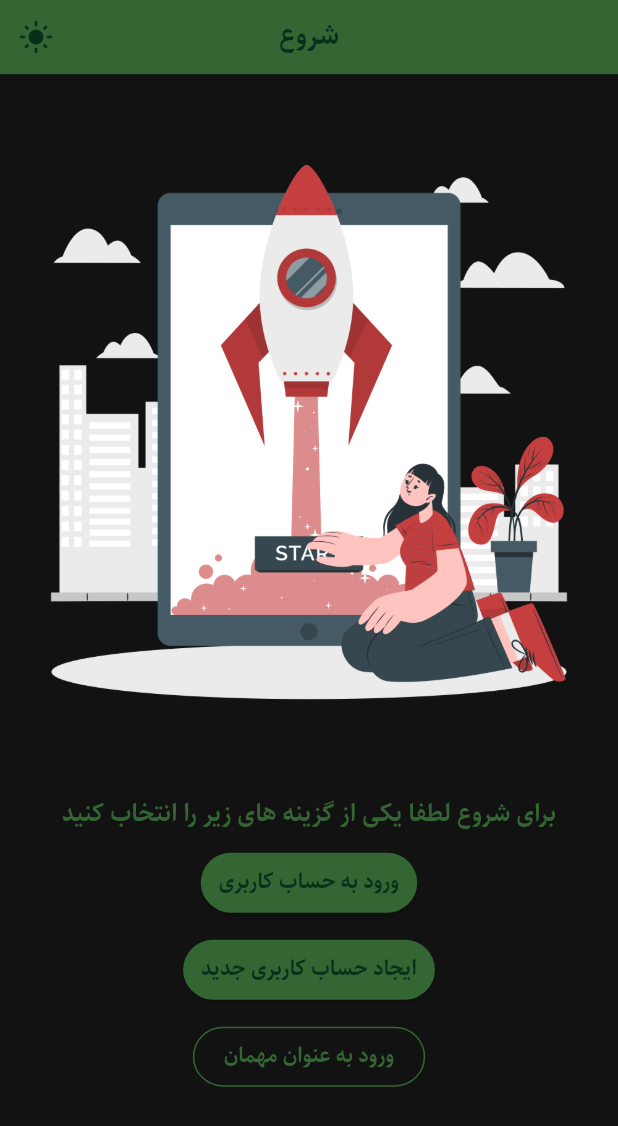
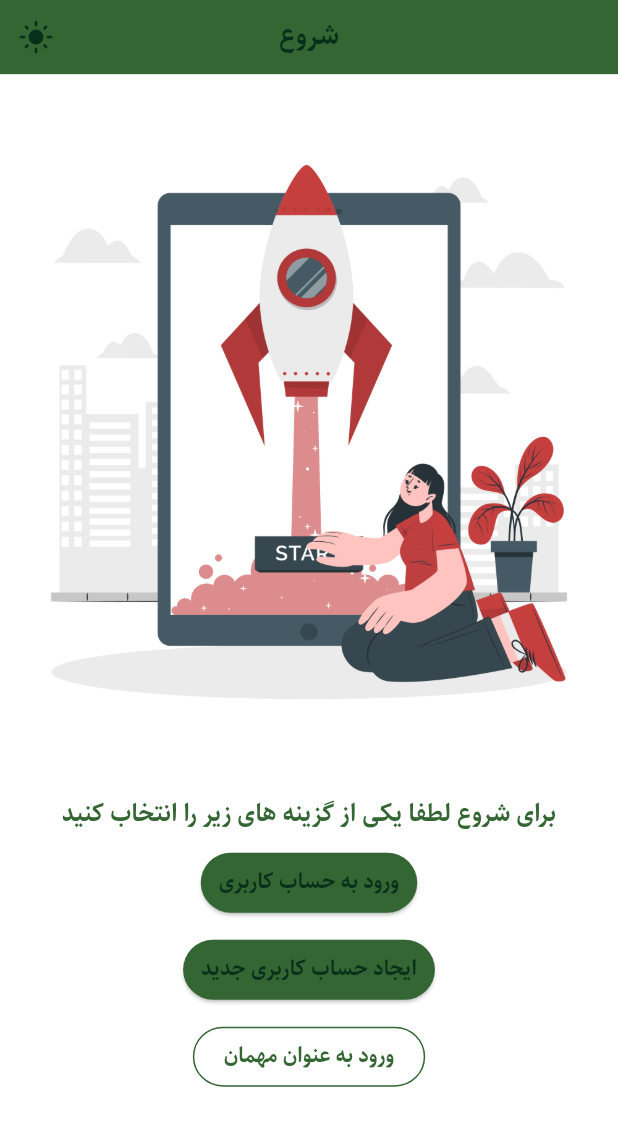
Before and after one commit to iam-hosseindarvishi/sell_pro, a Flutter app: the screen it shows after launch, on a phone screen of 412 x 824 dp. Shown: the top 1126 px of the screen. Run offline on Flutter 3.47's test engine with Material 3 defaults, Android fonts, the phone set to English and light mode, and no system bars; our stand-ins replace flutter_riverpod, hexcolor, image_picker.

Commit message:
feat : add surface color to theme

```diff
--- a/lib/src/configs/theme/dark_theme.dart
+++ b/lib/src/configs/theme/dark_theme.dart
@@ -12,6 +12,9 @@ ThemeData darkTheme = ThemeData(
       background: background,
       primary: primary,
       primaryContainer: background,
+      surface: Colors.white,
+      inverseSurface: Colors.black,
+      onSurface: Colors.black,
       onBackground: primary,
       onPrimary: onPrimary,
       secondary: secondary,
--- a/lib/src/configs/theme/light_theme.dart
+++ b/lib/src/configs/theme/light_theme.dart
@@ -14,6 +14,9 @@ ThemeData lightTheme = ThemeData(
       primaryContainer: background,
       onBackground: primary,
       onPrimary: onPrimary,
+      surface: Colors.black,
+      inverseSurface: Colors.white,
+      onSurface: Colors.white,
       secondary: secondary,
       secondaryContainer: onPrimary,
       onSecondary: primary,
```
